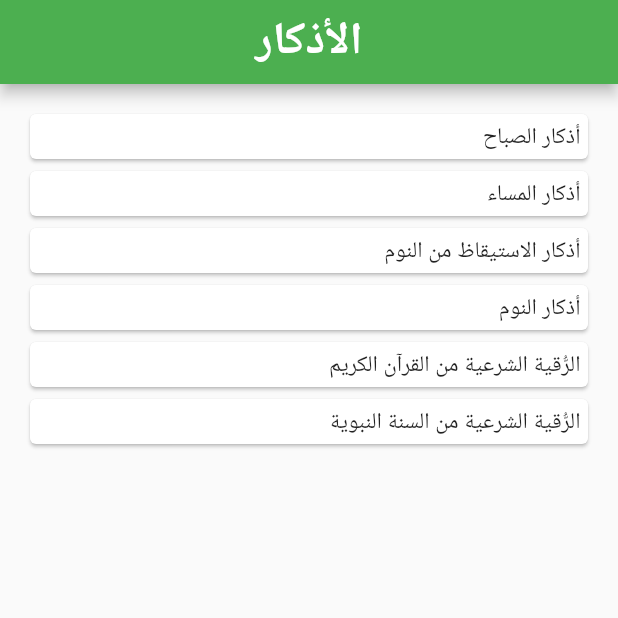
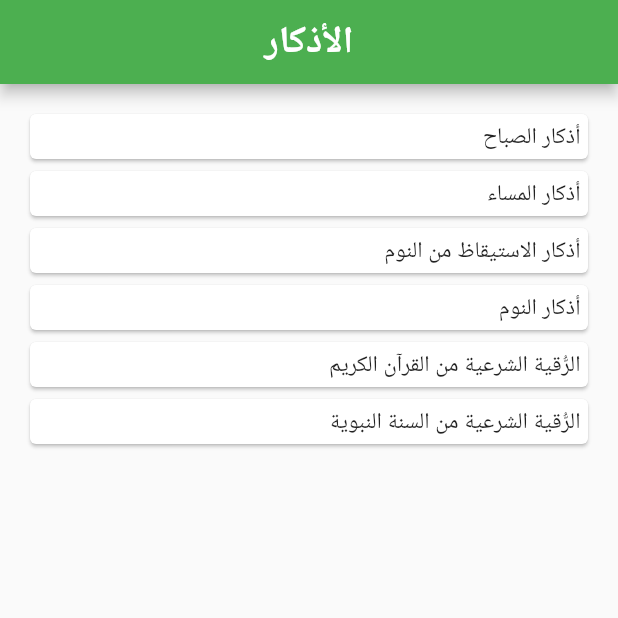
Before and after one commit to saeedhshm/my_sebha, a Flutter app: the screen it shows after launch, on a phone screen of 412 x 824 dp, the top half of it. Run offline on Flutter 3.47's test engine with Material 2 defaults, Android fonts, the phone set to English and light mode, and no system bars; our stand-ins replace sleek_circular_slider, sqflite; missing offline and left inert: flutter_vibrate; accounts and stored records are empty.

```diff
--- a/lib/main.dart
+++ b/lib/main.dart
@@ -5,6 +5,7 @@ import 'package:my_sebha/screens/azkar_home.dart';
 import 'package:my_sebha/screens/sebha_counter_screen.dart';
 import 'package:my_sebha/screens/tabs_screen.dart';
 import 'package:my_sebha/view_models/azkar_home_view_model.dart';
+import 'package:my_sebha/view_models/tabs_view_model.dart';
 import 'package:provider/provider.dart';
 
 void main() {
@@ -44,7 +45,7 @@ class MyApp extends StatelessWidget {
         backgroundColor: Colors.green[50],
 
         appBarTheme: AppBarTheme(
-            textTheme: TextTheme(title:TextStyle(color: Colors.white,fontSize: 30,fontWeight: FontWeight.bold) )
+            textTheme: TextTheme(title:TextStyle(color: Colors.white,fontSize: 25,fontWeight: FontWeight.bold) )
         ),
         floatingActionButtonTheme: FloatingActionButtonThemeData(
             backgroundColor: Colors.green,
@@ -55,7 +56,10 @@ class MyApp extends StatelessWidget {
         // closer together (more dense) than on mobile platforms.
         visualDensity: VisualDensity.adaptivePlatformDensity,
       ),
-      home:TabsHomeScreen(),
+      home:ChangeNotifierProvider(
+        create: (_)=>TabsViewModel(),
+        child: TabsHomeScreen(),
+      ),
     );
   }
 }
--- a/lib/screens/azkar_home.dart
+++ b/lib/screens/azkar_home.dart
@@ -6,11 +6,11 @@ import 'package:provider/provider.dart';
 
 class AzkarHomeScreen extends StatelessWidget {
 
-//  AzkarHomeViewModel _viewModel = AzkarHomeViewModel();
   @override
   Widget build(BuildContext context) {
     final _viewModel = Provider.of<AzkarHomeViewModel>(context);
     return Scaffold(
+      appBar: AppBar(title: Text('الأذكار'),centerTitle: true,),
       body: Container(
         padding: EdgeInsets.symmetric(vertical: 16,horizontal: 16),
         child: ListView.builder(
--- a/lib/screens/info_screen.dart
+++ b/lib/screens/info_screen.dart
@@ -9,7 +9,7 @@ class _InfoScreenState extends State<InfoScreen> {
   @override
   Widget build(BuildContext context) {
     return Scaffold(
-
+      appBar: AppBar(title: Text('عن التطبيق'),centerTitle: true,),
     );
   }
 }
--- a/lib/screens/sebha_counter_screen.dart
+++ b/lib/screens/sebha_counter_screen.dart
@@ -44,6 +44,28 @@ class _SebhaCounterScreenState extends State<SebhaCounterScreen> {
       key: scaffoldKey,
 
       backgroundColor: Theme.of(context).backgroundColor,
+      appBar:  AppBar(
+        title: Text('سبحتي'),
+        centerTitle: true,
+        actions: [
+          IconButton(
+            icon: Icon(Icons.add),
+            onPressed: () {
+//    _showMyDialog();
+            },
+          ),
+          IconButton(
+            icon: Icon(
+              Icons.settings_backup_restore,
+              color: Colors.white,
+            ),
+            onPressed: () {
+//    counter = 0;
+              setState(() {});
+            },
+          ),
+        ],
+      ) ,
 
       body: Container(
         padding: EdgeInsets.all(16),
--- a/lib/screens/tabs_screen.dart
+++ b/lib/screens/tabs_screen.dart
@@ -3,48 +3,19 @@ import 'package:my_sebha/screens/azkar_home.dart';
 import 'package:my_sebha/screens/info_screen.dart';
 import 'package:my_sebha/screens/sebha_counter_screen.dart';
 import 'package:my_sebha/view_models/azkar_home_view_model.dart';
+import 'package:my_sebha/view_models/tabs_view_model.dart';
 import 'package:provider/provider.dart';
 
-class TabsHomeScreen extends StatefulWidget {
-  @override
-  _TabsHomeScreenState createState() => _TabsHomeScreenState();
-}
+class TabsHomeScreen extends StatelessWidget {
 
-enum Tabs { azkar, sebha, info}
-
-class _TabsHomeScreenState extends State<TabsHomeScreen> {
-  Tabs tabs = Tabs.azkar;
+//  Tabs tabs = Tabs.azkar;
   @override
   Widget build(BuildContext context) {
+
+    final _viewModel = Provider.of<TabsViewModel>(context);
     return Scaffold(
-      appBar: tabs == Tabs.azkar
-          ? AppBar(title: Text('الأذكار'),centerTitle: true,)
-          :tabs == Tabs.sebha ? AppBar(
-              title: Text('سبحتي'),
-              centerTitle: true,
-              actions: [
-                IconButton(
-                  icon: Icon(Icons.add),
-                  onPressed: () {
-//    _showMyDialog();
-                  },
-                ),
-                IconButton(
-                  icon: Icon(
-                    Icons.settings_backup_restore,
-                    color: Colors.white,
-                  ),
-                  onPressed: () {
-//    counter = 0;
-                    setState(() {});
-                  },
-                ),
-              ],
-            ) : AppBar(title: Text('عن التطبيق'),centerTitle: true,),
-      body: tabs == Tabs.azkar ? ChangeNotifierProvider(
-        create: (_)=>AzkarHomeViewModel(),
-        child: AzkarHomeScreen(),
-      ) :tabs == Tabs.sebha ? SebhaCounterScreen():InfoScreen(),
+
+      body:getCurrentScreen(_viewModel.currentTab),
       bottomNavigationBar: Container(
 //        padding: EdgeInsets.all(16),
         color: Colors.green,
@@ -53,9 +24,8 @@ class _TabsHomeScreenState extends State<TabsHomeScreen> {
           children: [
             FlatButton(
               onPressed: () {
-//                setState(() {
-//                  tabs = Tabs.azkar;
-//                });
+                _viewModel.setCurrentTab(Tabs.azkar);
+
               },
               child: Text(
                 'الادعية والاذكار',
@@ -64,9 +34,8 @@ class _TabsHomeScreenState extends State<TabsHomeScreen> {
             ),
             FlatButton(
               onPressed: () {
-//                setState(() {
-//                  tabs = Tabs.sebha;
-//                });
+                _viewModel.setCurrentTab(Tabs.sebha);
+
               },
               child: Text(
                 'السبحة',
@@ -75,9 +44,8 @@ class _TabsHomeScreenState extends State<TabsHomeScreen> {
             ),
             FlatButton(
               onPressed: (){
-//                setState(() {
-//                  tabs = Tabs.info;
-//                });
+                _viewModel.setCurrentTab(Tabs.info);
+
               },
               child: Icon(Icons.info,color: Colors.white,),
             )
@@ -86,4 +54,11 @@ class _TabsHomeScreenState extends State<TabsHomeScreen> {
       ),
     );
   }
+
+  Widget getCurrentScreen(Tabs currentTab){
+    return  currentTab == Tabs.azkar ? ChangeNotifierProvider(
+      create: (_)=>AzkarHomeViewModel(),
+      child: AzkarHomeScreen(),
+    ) :currentTab == Tabs.sebha ? SebhaCounterScreen():InfoScreen();
+  }
 }
--- /dev/null
+++ b/lib/view_models/tabs_view_model.dart
@@ -0,0 +1,14 @@
+import 'package:flutter/material.dart';
+
+
+enum Tabs { azkar, sebha, info}
+
+class TabsViewModel extends ChangeNotifier{
+  Tabs currentTab = Tabs.azkar;
+
+  setCurrentTab(Tabs currentTab){
+    this.currentTab = currentTab;
+    notifyListeners();
+  }
+
+}
```
